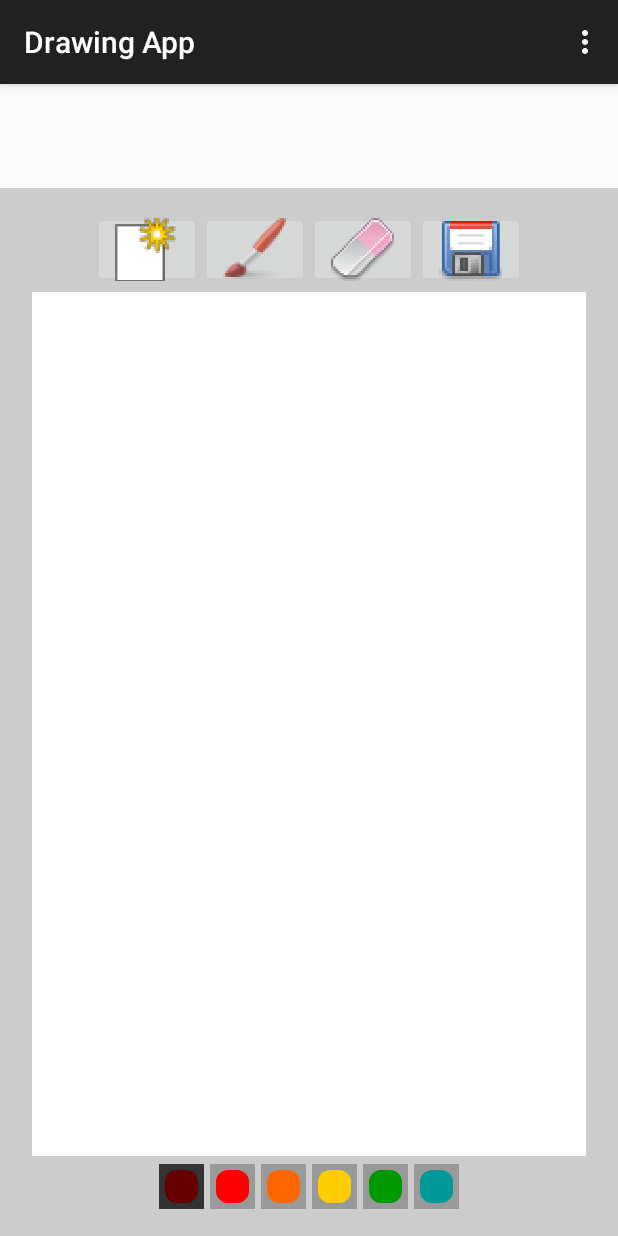
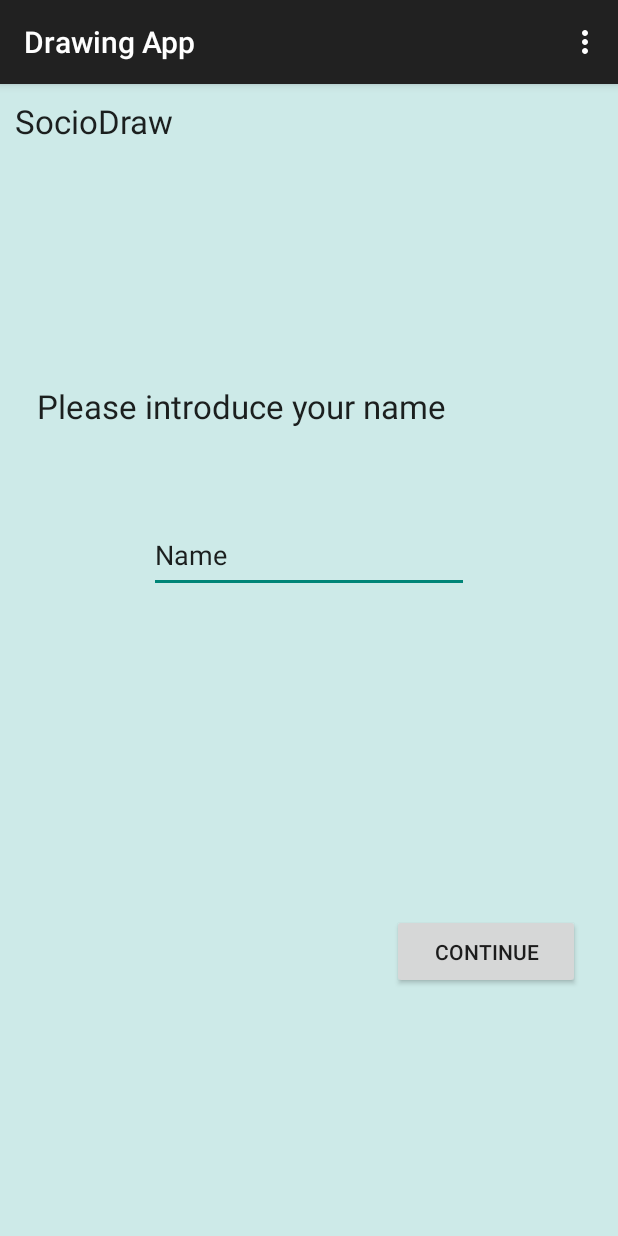
Before and after one commit to JavierT/SocioDraw, an Android app: the screen it shows after launch (MainActivity), on a phone screen of 412 x 824 dp. Run offline under Robolectric (Android 15) with nearby library versions, the phone set to English and light mode, and no system bars.

Commit message:
Added framents for the views

```diff
--- /dev/null
+++ b/DrawingApp/app/src/main/java/drawing/training/javi/drawingapp/HeaderFragment.java
@@ -0,0 +1,22 @@
+package drawing.training.javi.drawingapp;
+
+import android.os.Bundle;
+import android.support.annotation.Nullable;
+import android.support.v4.app.Fragment;
+import android.view.LayoutInflater;
+import android.view.View;
+import android.view.ViewGroup;
+
+/**
+ * Created by javi on 28/01/15.
+ */
+public class HeaderFragment extends Fragment {
+
+    @Override
+    public View onCreateView(LayoutInflater inflater, @Nullable ViewGroup container, @Nullable Bundle savedInstanceState) {
+
+        View rootView = inflater.inflate(R.layout.fragment_header, container, false);
+
+        return rootView;
+    }
+}
--- a/DrawingApp/app/src/main/java/drawing/training/javi/drawingapp/MainActivity.java
+++ b/DrawingApp/app/src/main/java/drawing/training/javi/drawingapp/MainActivity.java
@@ -14,7 +14,8 @@ public class MainActivity extends ActionBarActivity {
         setContentView(R.layout.activity_main);
         if (savedInstanceState == null) {
             getSupportFragmentManager().beginTransaction()
-                    .add(R.id.container, new DrawingFragment())
+                    .add(R.id.header, new HeaderFragment())
+                    .add(R.id.container, new WelcomeFragment())
                     .commit();
         }
     }
--- /dev/null
+++ b/DrawingApp/app/src/main/java/drawing/training/javi/drawingapp/WelcomeFragment.java
@@ -0,0 +1,22 @@
+package drawing.training.javi.drawingapp;
+
+import android.os.Bundle;
+import android.support.annotation.Nullable;
+import android.support.v4.app.Fragment;
+import android.view.LayoutInflater;
+import android.view.View;
+import android.view.ViewGroup;
+
+/**
+ * Created by javi on 28/01/15.
+ */
+public class WelcomeFragment extends Fragment {
+
+    @Override
+    public View onCreateView(LayoutInflater inflater, @Nullable ViewGroup container, @Nullable Bundle savedInstanceState) {
+
+        View rootView = inflater.inflate(R.layout.fragment_welcome, container, false);
+
+        return rootView;
+    }
+}
--- /dev/null
+++ b/DrawingApp/app/src/main/res/layout/fragment_header.xml
@@ -0,0 +1,17 @@
+<?xml version="1.0" encoding="utf-8"?>
+<LinearLayout xmlns:android="http://schemas.android.com/apk/res/android"
+    xmlns:tools="http://schemas.android.com/tools"
+    android:orientation="vertical"
+    android:layout_width="match_parent"
+    android:layout_height="match_parent"
+    android:background="#2f0aa099"
+    tools:context=".MainActivity.HeaderFragment">
+
+    <TextView
+        android:layout_width="wrap_content"
+        android:layout_height="wrap_content"
+        android:textAppearance="?android:attr/textAppearanceLarge"
+        android:text="SocioDraw"
+        android:id="@+id/txtTitle"
+        android:padding="10dp" />
+</LinearLayout>
--- /dev/null
+++ b/DrawingApp/app/src/main/res/layout/fragment_lobby.xml
@@ -0,0 +1,6 @@
+<?xml version="1.0" encoding="utf-8"?>
+<LinearLayout xmlns:android="http://schemas.android.com/apk/res/android"
+    android:orientation="vertical" android:layout_width="match_parent"
+    android:layout_height="match_parent">
+
+</LinearLayout>
--- a/DrawingApp/app/src/main/res/layout/fragment_main.xml
+++ b/DrawingApp/app/src/main/res/layout/fragment_main.xml
@@ -6,7 +6,7 @@
     android:paddingRight="@dimen/activity_horizontal_margin"
     android:paddingTop="@dimen/activity_vertical_margin"
     android:paddingBottom="@dimen/activity_vertical_margin"
-    android:background="#FFCCCCCC"
+    android:background="#2654c2a0"
     android:orientation="vertical"
     tools:context=".MainActivity.DrawingFragment">
 
--- /dev/null
+++ b/DrawingApp/app/src/main/res/layout/fragment_welcome.xml
@@ -0,0 +1,76 @@
+<?xml version="1.0" encoding="utf-8"?>
+<LinearLayout xmlns:android="http://schemas.android.com/apk/res/android"
+    android:orientation="vertical"
+    android:layout_width="fill_parent"
+    android:layout_height="fill_parent"
+    android:background="#2f0aa099"
+    android:gravity="center_vertical"
+    android:weightSum="1">
+
+    <LinearLayout
+        android:orientation="vertical"
+        android:layout_width="fill_parent"
+        android:layout_height="170dp">
+
+        <TextView
+            android:layout_width="fill_parent"
+            android:layout_height="50dp"
+            android:textAppearance="?android:attr/textAppearanceLarge"
+            android:text="Please introduce your name"
+            android:id="@+id/txtName"
+            android:gravity="left|bottom"
+            android:paddingLeft="10dp"
+            android:layout_weight="0.05"
+            android:layout_gravity="center"
+            android:layout_marginBottom="10dp"
+            android:layout_marginLeft="10dp" />
+    </LinearLayout>
+
+    <LinearLayout
+        android:orientation="vertical"
+        android:layout_width="wrap_content"
+        android:layout_height="150dp"
+        android:layout_gravity="center_horizontal">
+
+        <LinearLayout
+            android:orientation="horizontal"
+            android:layout_width="wrap_content"
+            android:layout_height="fill_parent"
+            android:layout_gravity="center_horizontal">
+
+            <EditText
+                android:layout_width="wrap_content"
+                android:layout_height="50dp"
+                android:inputType="textPersonName"
+                android:text="Name"
+                android:ems="10"
+                android:id="@+id/editText"
+                android:layout_gravity="center_vertical" />
+        </LinearLayout>
+
+    </LinearLayout>
+
+    <LinearLayout
+        android:orientation="vertical"
+        android:layout_width="fill_parent"
+        android:layout_height="fill_parent"
+        android:layout_gravity="center_horizontal">
+
+        <LinearLayout
+            android:orientation="horizontal"
+            android:layout_width="wrap_content"
+            android:layout_height="fill_parent"
+            android:layout_gravity="center|right">
+
+            <Button
+                style="?android:attr/buttonStyleSmall"
+                android:layout_width="125dp"
+                android:layout_height="50dp"
+                android:text="Continue"
+                android:id="@+id/btnContinue"
+                android:layout_marginRight="25dp"
+                android:layout_gravity="center|right" />
+        </LinearLayout>
+    </LinearLayout>
+
+</LinearLayout>
```
Also changed, not shown: DrawingApp/app/src/main/res/layout/fragment_game_menu.xml (renamed from DrawingApp/app/src/main/res/layout/fragment_main_menu.xml).
